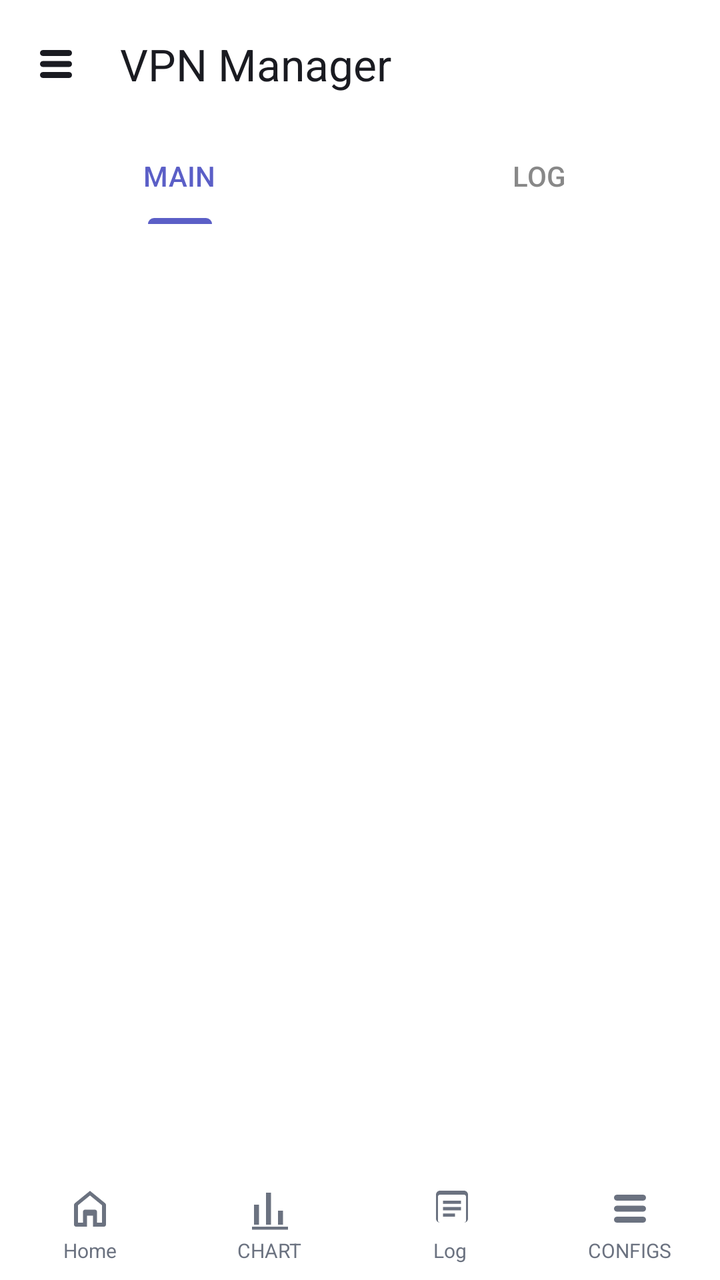
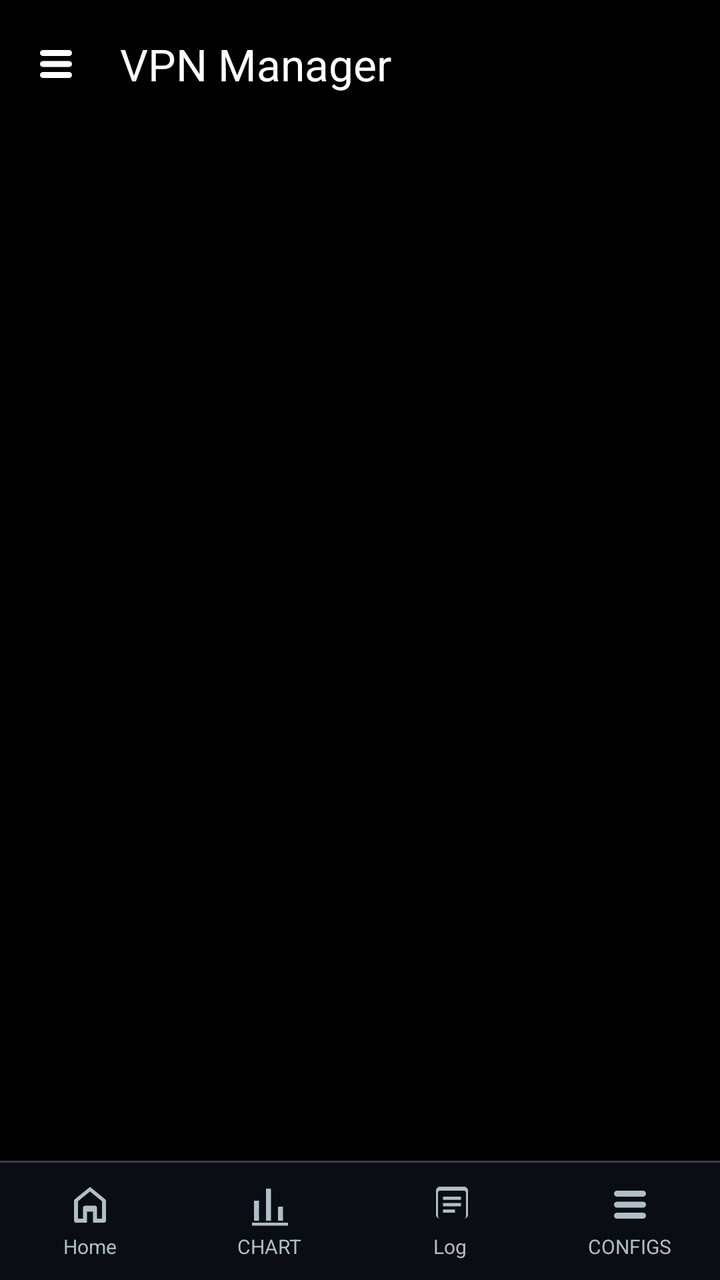

Compare the two renders of this Android layout. The source of the first and the diff that turns it into the second are given below.
<!-- AndroidManifest.xml: application theme Theme.MyApp -->
<!-- res/layout/activity_connection.xml -->
<?xml version="1.0" encoding="utf-8"?>
<androidx.drawerlayout.widget.DrawerLayout
    xmlns:android="http://schemas.android.com/apk/res/android"
    xmlns:app="http://schemas.android.com/apk/res-auto"
    android:id="@+id/drawerLayout"
    android:layout_width="match_parent"
    android:layout_height="match_parent">

    
    <LinearLayout
        android:layout_width="match_parent"
        android:layout_height="match_parent"
        android:background="@color/window_background"
        android:orientation="vertical">

        
        <com.google.android.material.appbar.AppBarLayout
            android:layout_width="match_parent"
            android:layout_height="wrap_content"
            android:background="@color/window_background"
            app:elevation="0dp">

            <com.google.android.material.appbar.MaterialToolbar
                android:id="@+id/toolbar"
                android:layout_width="match_parent"
                android:layout_height="?attr/actionBarSize"
                android:background="@color/window_background"
                app:navigationIcon="@drawable/ic_nav_configs"
                app:navigationIconTint="@color/toolbar_icon"
                app:title="VPN Manager"
                app:titleTextColor="@color/toolbar_title" />

            <com.google.android.material.tabs.TabLayout
                android:id="@+id/tabLayout"
                android:layout_width="match_parent"
                android:layout_height="wrap_content"
                android:background="@color/window_background"
                app:tabIndicatorColor="@color/tab_indicator"
                app:tabIndicatorFullWidth="false"
                app:tabIndicatorHeight="3dp"
                app:tabSelectedTextColor="@color/tab_selected"
                app:tabTextColor="@color/tab_unselected">

                <com.google.android.material.tabs.TabItem
                    android:layout_width="wrap_content"
                    android:layout_height="wrap_content"
                    android:text="MAIN" />

                <com.google.android.material.tabs.TabItem
                    android:layout_width="wrap_content"
                    android:layout_height="wrap_content"
                    android:text="LOG" />
            </com.google.android.material.tabs.TabLayout>
        </com.google.android.material.appbar.AppBarLayout>

        
        <androidx.viewpager2.widget.ViewPager2
            android:id="@+id/viewPager"
            android:layout_width="match_parent"
            android:layout_height="0dp"
            android:layout_weight="1" />

        
        <LinearLayout
            android:layout_width="match_parent"
            android:layout_height="wrap_content"
            android:background="@color/window_background"
            android:orientation="horizontal"
            android:paddingVertical="8dp">

            
            <LinearLayout
                android:id="@+id/actionHome"
                android:layout_width="0dp"
                android:layout_height="wrap_content"
                android:layout_weight="1"
                android:background="?attr/selectableItemBackground"
                android:clickable="true"
                android:focusable="true"
                android:gravity="center"
                android:orientation="vertical">

                <ImageView
                    android:layout_width="24dp"
                    android:layout_height="24dp"
                    android:src="@drawable/ic_nav_home"
                    app:tint="@color/bottom_nav_icon" />

                <TextView
                    android:layout_width="wrap_content"
                    android:layout_height="wrap_content"
                    android:layout_marginTop="2dp"
                    android:text="Home"
                    android:textColor="@color/bottom_nav_icon"
                    android:textSize="10sp" />
            </LinearLayout>

            
            <LinearLayout
                android:id="@+id/actionChart"
                android:layout_width="0dp"
                android:layout_height="wrap_content"
                android:layout_weight="1"
                android:background="?attr/selectableItemBackground"
                android:clickable="true"
                android:focusable="true"
                android:gravity="center"
                android:orientation="vertical">

                <ImageView
                    android:layout_width="24dp"
                    android:layout_height="24dp"
                    android:src="@drawable/ic_nav_chart"
                    app:tint="@color/bottom_nav_icon" />

                <TextView
                    android:layout_width="wrap_content"
                    android:layout_height="wrap_content"
                    android:layout_marginTop="2dp"
                    android:text="CHART"
                    android:textColor="@color/bottom_nav_icon"
                    android:textSize="10sp" />
            </LinearLayout>

            <LinearLayout
                android:id="@+id/actionLog"
                android:layout_width="0dp"
                android:layout_height="wrap_content"
                android:layout_weight="1"
                android:background="?attr/selectableItemBackground"
                android:clickable="true"
                android:focusable="true"
                android:gravity="center"
                android:orientation="vertical">

                <ImageView
                    android:layout_width="24dp"
                    android:layout_height="24dp"
                    android:src="@drawable/ic_nav_log"
                    app:tint="@color/bottom_nav_icon" />

                <TextView
                    android:layout_width="wrap_content"
                    android:layout_height="wrap_content"
                    android:layout_marginTop="2dp"
                    android:text="Log"
                    android:textColor="@color/bottom_nav_icon"
                    android:textSize="10sp" />
            </LinearLayout>

            <LinearLayout
                android:id="@+id/actionAdd"
                android:layout_width="0dp"
                android:layout_height="wrap_content"
                android:layout_weight="1"
                android:background="?attr/selectableItemBackground"
                android:clickable="true"
                android:focusable="true"
                android:gravity="center"
                android:orientation="vertical">

                <ImageView
                    android:layout_width="24dp"
                    android:layout_height="24dp"
                    android:src="@drawable/ic_nav_configs"
                    app:tint="@color/bottom_nav_icon" />

                <TextView
                    android:layout_width="wrap_content"
                    android:layout_height="wrap_content"
                    android:layout_marginTop="2dp"
                    android:text="CONFIGS"
                    android:textColor="@color/bottom_nav_icon"
                    android:textSize="10sp" />
            </LinearLayout>
        </LinearLayout>
    </LinearLayout>

    
    <com.google.android.material.navigation.NavigationView
        android:id="@+id/navView"
        android:layout_width="280dp"
        android:layout_height="match_parent"
        android:layout_gravity="start"
        android:background="@color/drawer_background"
        app:headerLayout="@layout/nav_header_connection"
        app:itemIconTint="@color/drawer_item"
        app:itemTextColor="@color/drawer_item"
        app:menu="@menu/menu_drawer_connection" />

</androidx.drawerlayout.widget.DrawerLayout>
<!-- res/layout/nav_header_connection.xml (included above) -->
<?xml version="1.0" encoding="utf-8"?>
<LinearLayout xmlns:android="http://schemas.android.com/apk/res/android"
    xmlns:app="http://schemas.android.com/apk/res-auto"
    android:layout_width="match_parent"
    android:layout_height="180dp"
    android:background="#1F2733"
    android:gravity="bottom"
    android:orientation="vertical"
    android:padding="20dp">

    <ImageView
        android:layout_width="56dp"
        android:layout_height="56dp"
        android:background="@drawable/bg_circle"
        android:padding="10dp"
        android:src="@drawable/ic_vpn"
        app:tint="#00E676" />

    <TextView
        android:layout_width="wrap_content"
        android:layout_height="wrap_content"
        android:layout_marginTop="12dp"
        android:text="Tunnel Mate"
        android:textColor="#FFFFFF"
        android:textSize="20sp"
        android:textStyle="bold" />

    <TextView
        android:id="@+id/navSubtitle"
        android:layout_width="wrap_content"
        android:layout_height="wrap_content"
        android:layout_marginTop="2dp"
        android:text="จัดการ VPN ทั้งหมด"
        android:textColor="#B0BEC5"
        android:textSize="13sp" />
</LinearLayout>
<!-- resources referenced by this layout -->
<resources>
  <color name="bottom_nav_icon">#6B7280</color>
  <color name="drawer_background">#FFFFFF</color>
  <color name="drawer_item">#1A1B21</color>
  <color name="tab_indicator">#5B5FC7</color>
  <color name="tab_selected">#5B5FC7</color>
  <color name="tab_unselected">#888888</color>
  <color name="toolbar_icon">#1A1B21</color>
  <color name="toolbar_title">#1A1B21</color>
  <color name="window_background">#FFFFFF</color>
  <!-- drawable bg_circle (drawable) -->
  <?xml version="1.0" encoding="utf-8"?>
  <shape xmlns:android="http://schemas.android.com/apk/res/android"
      android:shape="oval">
      <solid android:color="#1A2230" />
      <stroke
          android:width="1dp"
          android:color="#253044" />
  </shape>
  <!-- drawable ic_nav_chart (drawable) -->
  <?xml version="1.0" encoding="utf-8"?>
  <vector xmlns:android="http://schemas.android.com/apk/res/android"
      android:width="24dp"
      android:height="24dp"
      android:viewportWidth="24"
      android:viewportHeight="24">
      <path
          android:fillColor="#FFFFFF"
          android:pathData="M4,20h2.5V10H4V20zM10,20h2.5V4H10V20zM16,20h2.5v-7H16V20zM3,21h18v1.5H3V21z"/>
  </vector>
  <!-- drawable ic_nav_home (drawable) -->
  <?xml version="1.0" encoding="utf-8"?>
  <vector xmlns:android="http://schemas.android.com/apk/res/android"
      android:width="24dp"
      android:height="24dp"
      android:viewportWidth="24"
      android:viewportHeight="24">
      <path
          android:fillColor="#FFFFFF"
          android:pathData="M12,3.1L4.5,9.2c-0.3,0.25 -0.5,0.63 -0.5,1.03V20c0,0.55 0.45,1 1,1h5.5v-5.5h3V21H19c0.55,0 1,-0.45 1,-1v-9.77c0,-0.4 -0.2,-0.78 -0.5,-1.03L12,3.1zM12,5.4l6,4.9V19h-2.5v-5.5c0,-0.55 -0.45,-1 -1,-1h-5c-0.55,0 -1,0.45 -1,1V19H6v-8.7l6,-4.9z"/>
  </vector>
  <!-- drawable ic_vpn (drawable) -->
  <?xml version="1.0" encoding="utf-8"?>
  <vector xmlns:android="http://schemas.android.com/apk/res/android"
      android:width="24dp"
      android:height="24dp"
      android:viewportWidth="24"
      android:viewportHeight="24">
      
      <path
          android:fillColor="#00E676"
          android:pathData="M12,1 L4,4 L4,11 C4,16.55 7.41,21.74 12,23 C16.59,21.74 20,16.55 20,11 L20,4 Z" />
      
      <path
          android:fillColor="#0D1117"
          android:pathData="M10.5,14.5 L8,12 L6.5,13.5 L10.5,17.5 L17.5,10.5 L16,9 Z" />
  </vector>
  <color name="md_theme_primary">#5B5FC7</color>
  <color name="md_theme_on_primary">#FFFFFF</color>
  <color name="md_theme_primary_container">#E0E0FF</color>
  <color name="md_theme_on_primary_container">#12134A</color>
  <color name="md_theme_secondary">#5A5D72</color>
  <color name="md_theme_on_secondary">#FFFFFF</color>
  <color name="md_theme_secondary_container">#DFE1F9</color>
  <color name="md_theme_on_secondary_container">#171B2C</color>
  <color name="md_theme_tertiary">#006B5F</color>
  <color name="md_theme_on_tertiary">#FFFFFF</color>
  <color name="md_theme_error">#BA1A1A</color>
  <color name="md_theme_on_error">#FFFFFF</color>
  <color name="md_theme_background">#FFFFFF</color>
  <color name="md_theme_on_background">#1A1B21</color>
  <color name="md_theme_surface">#FFFFFF</color>
  <color name="md_theme_on_surface">#1A1B21</color>
  <color name="md_theme_surface_variant">#E3E1EC</color>
  <color name="md_theme_on_surface_variant">#46464F</color>
  <color name="md_theme_outline">#777680</color>
  <color name="status_bar">#FFFFFF</color>
  <color name="bottom_nav_background">#FFFFFF</color>
  <!-- unchanged entries left out for length: 3 -->
</resources>

<!-- the commit's change to res/layout/activity_connection.xml (unified diff, before → after) -->
@@ -29,29 +29,22 @@
                 app:navigationIconTint="@color/toolbar_icon"
                 app:title="VPN Manager"
                 app:titleTextColor="@color/toolbar_title" />
-
-            <com.google.android.material.tabs.TabLayout
-                android:id="@+id/tabLayout"
-                android:layout_width="match_parent"
-                android:layout_height="wrap_content"
-                android:background="@color/window_background"
-                app:tabIndicatorColor="@color/tab_indicator"
-                app:tabIndicatorFullWidth="false"
-                app:tabIndicatorHeight="3dp"
-                app:tabSelectedTextColor="@color/tab_selected"
-                app:tabTextColor="@color/tab_unselected">
-
-                <com.google.android.material.tabs.TabItem
-                    android:layout_width="wrap_content"
-                    android:layout_height="wrap_content"
-                    android:text="MAIN" />
-
-                <com.google.android.material.tabs.TabItem
-                    android:layout_width="wrap_content"
-                    android:layout_height="wrap_content"
-                    android:text="LOG" />
-            </com.google.android.material.tabs.TabLayout>
         </com.google.android.material.appbar.AppBarLayout>
+
+        
+        <com.google.android.material.tabs.TabLayout
+            android:id="@+id/tabLayout"
+            android:layout_width="match_parent"
+            android:layout_height="wrap_content"
+            android:background="@color/window_background"
+            app:tabGravity="fill"
+            app:tabMode="fixed"
+            app:tabIndicatorColor="@color/accent_green"
+            app:tabIndicatorFullWidth="false"
+            app:tabIndicatorHeight="2dp"
+            app:tabSelectedTextColor="@color/accent_green"
+            app:tabTextColor="@color/tab_unselected"
+            app:tabRippleColor="@color/accent_green" />
 
         
         <androidx.viewpager2.widget.ViewPager2
@@ -60,13 +53,14 @@
             android:layout_height="0dp"
             android:layout_weight="1" />
 
-        
+                
         <LinearLayout
             android:layout_width="match_parent"
             android:layout_height="wrap_content"
-            android:background="@color/window_background"
+            android:background="@drawable/bg_bottom_nav"
             android:orientation="horizontal"
-            android:paddingVertical="8dp">
+            android:paddingTop="10dp"
+            android:paddingBottom="10dp">
 
             
             <LinearLayout
<!-- resource entries referenced after the edit -->
@@ -1,14 +1,28 @@
 <!-- resources referenced by this layout -->
 <resources>
-  <color name="bottom_nav_icon">#6B7280</color>
-  <color name="drawer_background">#FFFFFF</color>
-  <color name="drawer_item">#1A1B21</color>
-  <color name="tab_indicator">#5B5FC7</color>
-  <color name="tab_selected">#5B5FC7</color>
-  <color name="tab_unselected">#888888</color>
-  <color name="toolbar_icon">#1A1B21</color>
-  <color name="toolbar_title">#1A1B21</color>
-  <color name="window_background">#FFFFFF</color>
+  <color name="accent_green">#00E676</color>
+  <color name="bottom_nav_icon">#B0BEC5</color>
+  <color name="drawer_background">#161B22</color>
+  <color name="drawer_item">#FFFFFF</color>
+  <color name="tab_unselected">#7A8494</color>
+  <color name="toolbar_icon">#FFFFFF</color>
+  <color name="toolbar_title">#FFFFFF</color>
+  <color name="window_background">#000000</color>
+  <!-- drawable bg_bottom_nav (drawable) -->
+  <?xml version="1.0" encoding="utf-8"?>
+  <layer-list xmlns:android="http://schemas.android.com/apk/res/android">
+      <item>
+          <shape android:shape="rectangle">
+              <solid android:color="#FF0A0E14" />
+          </shape>
+      </item>
+      
+      <item android:height="1dp" android:gravity="top">
+          <shape android:shape="rectangle">
+              <solid android:color="#33FFFFFF" />
+          </shape>
+      </item>
+  </layer-list>
   <!-- drawable bg_circle (drawable) -->
   <?xml version="1.0" encoding="utf-8"?>
   <shape xmlns:android="http://schemas.android.com/apk/res/android"
@@ -56,27 +70,27 @@
           android:fillColor="#0D1117"
           android:pathData="M10.5,14.5 L8,12 L6.5,13.5 L10.5,17.5 L17.5,10.5 L16,9 Z" />
   </vector>
-  <color name="md_theme_primary">#5B5FC7</color>
-  <color name="md_theme_on_primary">#FFFFFF</color>
-  <color name="md_theme_primary_container">#E0E0FF</color>
-  <color name="md_theme_on_primary_container">#12134A</color>
-  <color name="md_theme_secondary">#5A5D72</color>
-  <color name="md_theme_on_secondary">#FFFFFF</color>
-  <color name="md_theme_secondary_container">#DFE1F9</color>
-  <color name="md_theme_on_secondary_container">#171B2C</color>
-  <color name="md_theme_tertiary">#006B5F</color>
-  <color name="md_theme_on_tertiary">#FFFFFF</color>
-  <color name="md_theme_error">#BA1A1A</color>
-  <color name="md_theme_on_error">#FFFFFF</color>
-  <color name="md_theme_background">#FFFFFF</color>
-  <color name="md_theme_on_background">#1A1B21</color>
-  <color name="md_theme_surface">#FFFFFF</color>
-  <color name="md_theme_on_surface">#1A1B21</color>
-  <color name="md_theme_surface_variant">#E3E1EC</color>
-  <color name="md_theme_on_surface_variant">#46464F</color>
-  <color name="md_theme_outline">#777680</color>
-  <color name="status_bar">#FFFFFF</color>
-  <color name="bottom_nav_background">#FFFFFF</color>
+  <color name="md_theme_primary">#C0C1FF</color>
+  <color name="md_theme_on_primary">#282A76</color>
+  <color name="md_theme_primary_container">#3F4290</color>
+  <color name="md_theme_on_primary_container">#E0E0FF</color>
+  <color name="md_theme_secondary">#C3C5DD</color>
+  <color name="md_theme_on_secondary">#2C2F42</color>
+  <color name="md_theme_secondary_container">#434659</color>
+  <color name="md_theme_on_secondary_container">#DFE1F9</color>
+  <color name="md_theme_tertiary">#6CDBCB</color>
+  <color name="md_theme_on_tertiary">#003731</color>
+  <color name="md_theme_error">#FFB4AB</color>
+  <color name="md_theme_on_error">#690005</color>
+  <color name="md_theme_background">#0F1115</color>
+  <color name="md_theme_on_background">#E4E2E9</color>
+  <color name="md_theme_surface">#171A21</color>
+  <color name="md_theme_on_surface">#E4E2E9</color>
+  <color name="md_theme_surface_variant">#2A2D36</color>
+  <color name="md_theme_on_surface_variant">#C7C5D0</color>
+  <color name="md_theme_outline">#918F9A</color>
+  <color name="status_bar">#000000</color>
+  <color name="bottom_nav_background">#000000</color>
   <!-- unchanged entries left out for length: 3 -->
 </resources>
 
